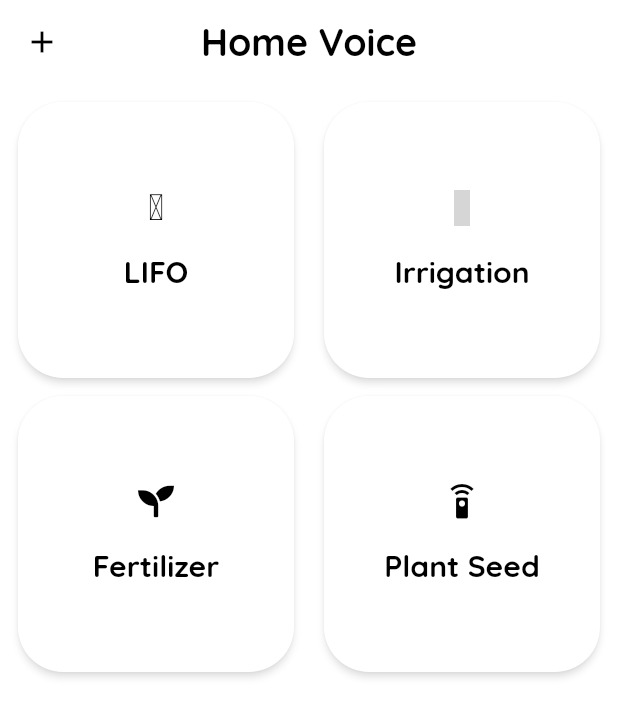
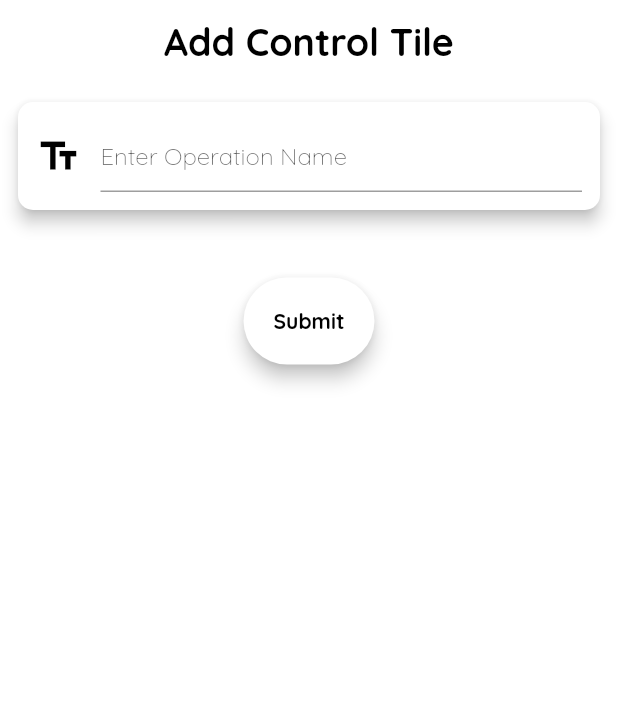
Before and after one commit to KushKumarK/Jerico, a Flutter app: the screen it shows after launch, after a tap on the "add" icon, on a phone screen of 412 x 824 dp. Shown: the top 717 px of the screen. Run offline on Flutter 3.47's test engine with Material 2 defaults, Android fonts, the phone set to English and light mode, and no system bars; our stand-ins replace fluttericon; grey boxes are pictures that could not be loaded.

Commit message:
Final UI Tiles

```diff
--- /dev/null
+++ b/lib/add_tile.dart
@@ -0,0 +1,97 @@
+import 'package:flutter/material.dart';
+
+
+class AddControlPage extends StatelessWidget {
+  const AddControlPage({Key? key}) : super(key: key);
+
+  @override
+  Widget build(BuildContext context) {
+    return Scaffold(
+      appBar: AppBar(
+        title: const Text("Add Control Tile"),
+        elevation: 0.0,
+        backgroundColor: Colors.transparent,
+        centerTitle: true,
+        titleTextStyle: const TextStyle(
+            fontFamily: "Quicksand",
+            fontWeight: FontWeight.bold,
+            color: Colors.black,
+            fontSize: 25.0
+        ),
+      ),
+      backgroundColor: Colors.white,
+      body: AddTileForm(),
+    );
+  }
+}
+
+class AddTileForm extends StatefulWidget {
+  const AddTileForm({Key? key}) : super(key: key);
+
+  @override
+  State<AddTileForm> createState() => _AddTileFormState();
+}
+
+class _AddTileFormState extends State<AddTileForm> {
+  String operation = " ";
+  @override
+  Widget build(BuildContext context) {
+    return Center(
+        child: Container(
+          padding: EdgeInsets.all(12.0),
+          child: Column(
+          mainAxisAlignment: MainAxisAlignment.start,
+          children: [
+            Material(
+              elevation: 4.5,
+                borderRadius: BorderRadius.circular(10.0),
+                color: Colors.white,
+                child: Container(
+                    decoration: BoxDecoration(borderRadius: BorderRadius.circular(10.0)),
+                    padding: EdgeInsets.all(12.0),
+                    child: Row(
+                      crossAxisAlignment: CrossAxisAlignment.center,
+                      children: [
+                        Icon(Icons.text_fields, color: Colors.black,size: 30.0,),
+                        SizedBox(width: 13.0,),
+                        Expanded(
+                            child:TextField(
+                              onChanged: (text){
+                                operation = text;
+                              },
+                          decoration: InputDecoration(
+                            hintText: "Enter Operation Name",
+                            hintStyle: TextStyle(fontFamily: "Quicksand", fontWeight: FontWeight.w200),
+                          ),
+                        ))
+                      ],
+
+            ))),
+            SizedBox(height: 45.0 ,),
+            ElevatedButton(
+              style: ElevatedButton.styleFrom(
+                primary: Colors.white,
+                elevation: 5.0,
+                padding: EdgeInsets.all(20.0),
+                shape: RoundedRectangleBorder(
+                  borderRadius: BorderRadius.circular(30.0),
+                )
+              ),
+                onPressed: (){
+                Navigator.pop(context, operation);
+                },
+                child: Container(
+                  child: Text(
+                    "Submit",
+                    style: TextStyle(
+                        color: Colors.black,
+                        fontFamily: "Quicksand",
+                        fontWeight: FontWeight.bold
+                    ),
+                  ),
+                ))
+          ],
+        ),
+    ));
+  }
+}
```
Also changed, not shown: lib/main.dart (+100 -5 lines).
